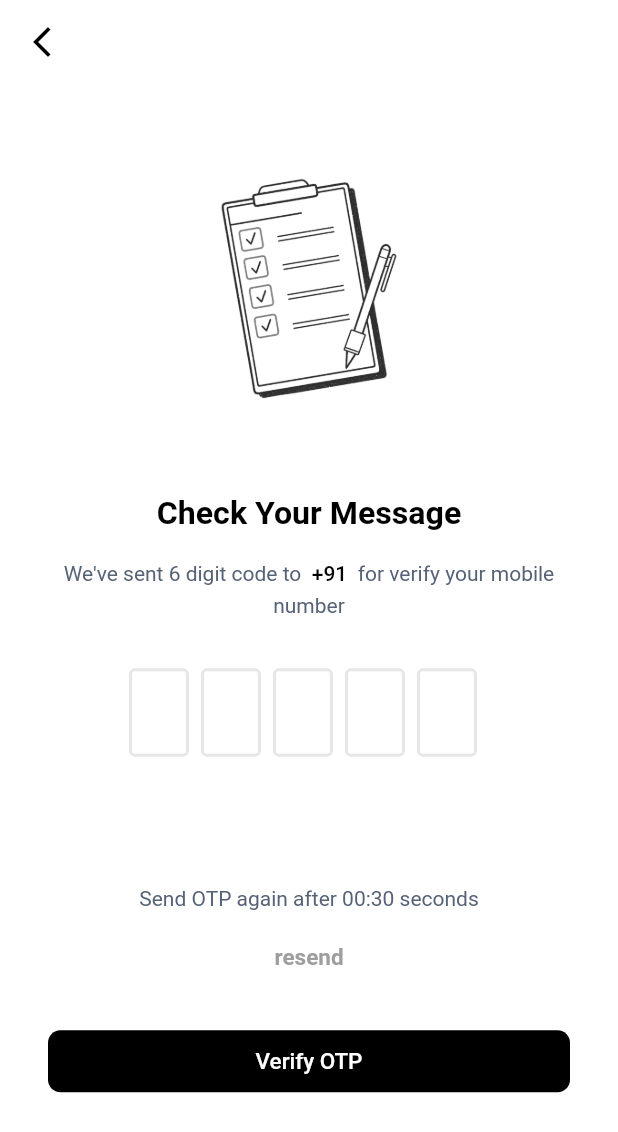
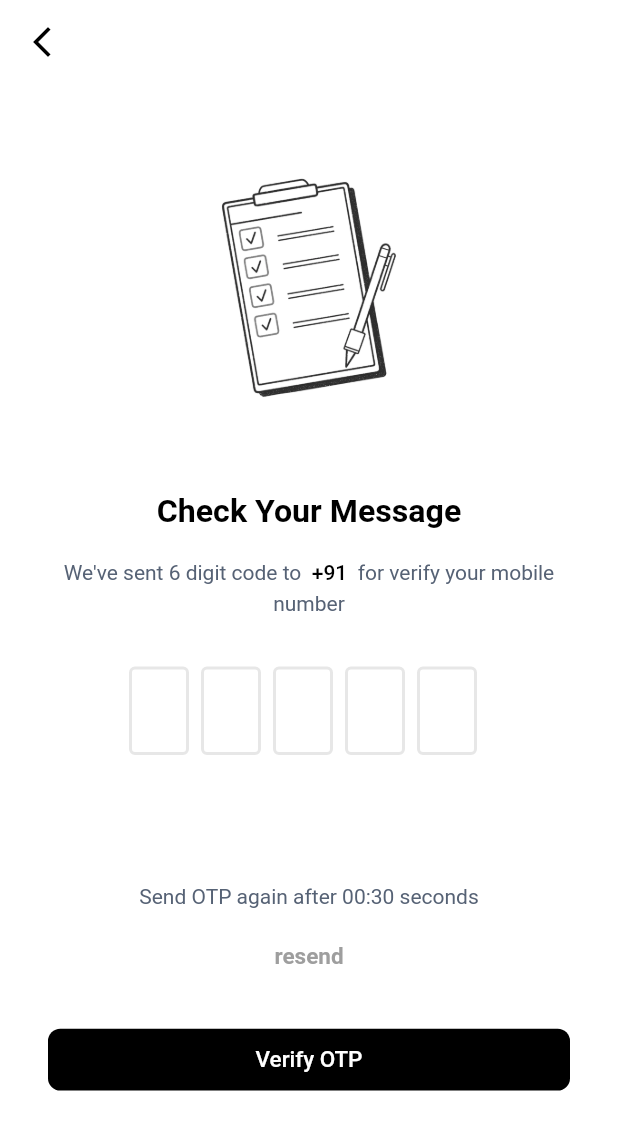
Before and after one commit to aninarafath6/arnhss, a Flutter app: the OtpVerificationView screen opened by its route, on a phone screen of 412 x 824 dp. Shown: the top 1132 px of the screen. Run offline on Flutter 3.47's test engine with Material 2 defaults, Android fonts, the phone set to English and light mode, and no system bars; drawn by our look-alikes of flutter_otp_text_field; our stand-ins replace flutter_keyboard_visibility; network calls fail.

Commit message:
fixed all bugs and issues of login verify screen ui *stable🌞d

```diff
--- a/arnhss-app/lib/features/authentication/login/widgets/login_banner.dart
+++ b/arnhss-app/lib/features/authentication/login/widgets/login_banner.dart
@@ -1,4 +1,5 @@
 import 'package:arnhss/common/theme/text_theme.dart';
+import 'package:arnhss/utils/dimensions.dart';
 import 'package:flutter/material.dart';
 
 class LoginBanner extends StatelessWidget {
@@ -11,7 +12,10 @@ class LoginBanner extends StatelessWidget {
     return Column(
       mainAxisAlignment: MainAxisAlignment.end,
       children: [
-        Image.asset("assets/images/pngs/login 1.png"),
+        SizedBox(
+          height: context.getHeight(32),
+          child: Image.asset("assets/images/pngs/login 1.png"),
+        ),
         Text(
           "Login with Mobile Number",
           style: CustomTextTheme(context: context).headLine(),
--- a/arnhss-app/lib/features/authentication/otp_verification/widgets/verification_banner.dart
+++ b/arnhss-app/lib/features/authentication/otp_verification/widgets/verification_banner.dart
@@ -3,6 +3,7 @@ import 'package:arnhss/common/constants/image_constant.dart';
 import 'package:arnhss/common/theme/text_theme.dart';
 import 'package:arnhss/features/authentication/view_model/country_view_model.dart';
 import 'package:arnhss/features/authentication/view_model/login_view_model.dart';
+import 'package:arnhss/features/authentication/view_model/verify_otp_view_model.dart';
 import 'package:arnhss/utils/dimensions.dart';
 import 'package:flutter/material.dart';
 import 'package:provider/provider.dart';
@@ -14,8 +15,11 @@ class VerificationBanner extends StatelessWidget {
   Widget build(BuildContext context) {
     return Column(
       children: [
-        Image.asset(
-          Images.otp_image,
+        SizedBox(
+          height: context.getHeight(33),
+          child: Image.asset(
+            Images.otp_image,
+          ),
         ),
         Text(
           "Check Your Message",
--- a/arnhss-app/lib/features/authentication/view_model/login_view_model.dart
+++ b/arnhss-app/lib/features/authentication/view_model/login_view_model.dart
@@ -31,8 +31,7 @@ class LoginViewModel with ChangeNotifier {
       Navigator.pop(context);
       Navigator.of(context).pushNamed(OtpVerificationView.routeName);
     }
-    await provider.resendTimer();
-    print("after timesdfd");
+    await provider.startTimer();
     if (reGet) {
       provider.resetTimer();
     }
--- a/arnhss-app/lib/features/authentication/view_model/verify_otp_view_model.dart
+++ b/arnhss-app/lib/features/authentication/view_model/verify_otp_view_model.dart
@@ -20,7 +20,7 @@ class VerifyOtpViewModel extends ChangeNotifier {
   }
 
 // the time for resend the otp
-  Future<void> resendTimer() async {
+  Future<void> startTimer() async {
     const Duration lim = Duration(seconds: 1);
     Timer.periodic(lim, (timer) {
       if (_balanceTime == 0) {
@@ -32,7 +32,7 @@ class VerifyOtpViewModel extends ChangeNotifier {
     });
   }
 
-  void verifyOtp(int code) {
-    print("verify otp with $code");
+  void verifyOtp(String code) {
+    debugPrint("verify otp with $code");
   }
 }
--- a/arnhss-app/lib/utils/dimensions.dart
+++ b/arnhss-app/lib/utils/dimensions.dart
@@ -7,6 +7,7 @@ extension Dimensions on BuildContext {
 
   // check keyboard is open or not
   bool get isKeyboard => MediaQuery.of(this).viewInsets.bottom != 0;
+  double get bottomINset => MediaQuery.of(this).viewInsets.bottom;
 
 // spacing widget
   SizedBox spacing({
```
Also changed, not shown: arnhss-app/lib/features/authentication/otp_verification/widgets/otp_input.dart (+2 -11 lines).
